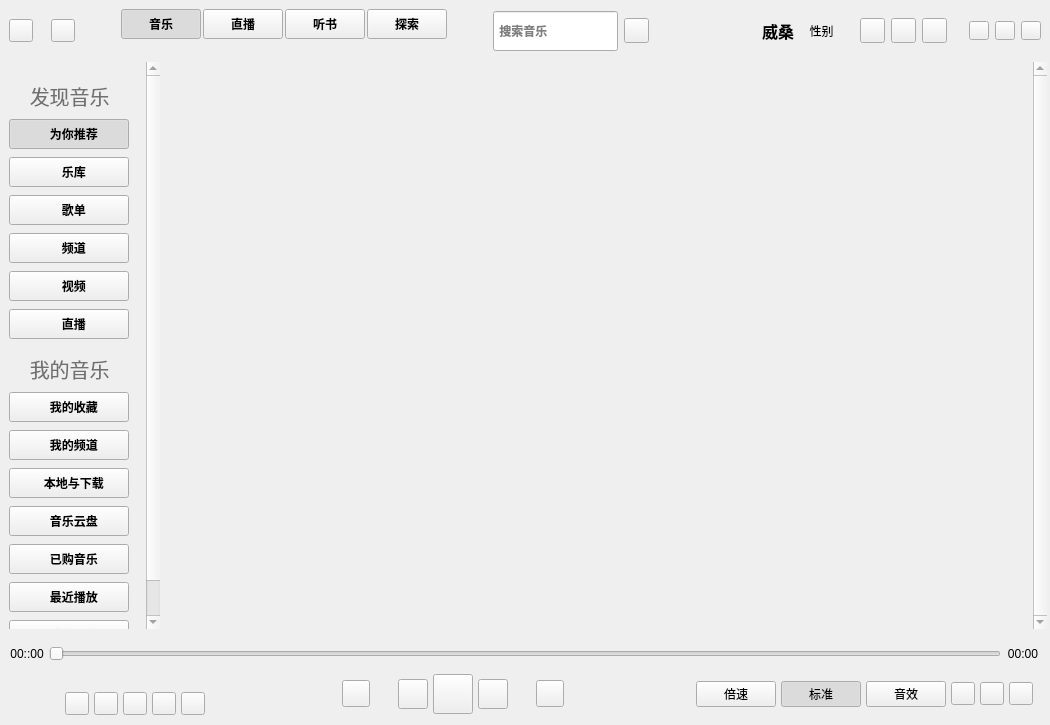
Above: KuGouStart/KuGouApp.ui from a-mo-xi-wei/Qt-KuGouAppClient before the change. Below: the same form after it.
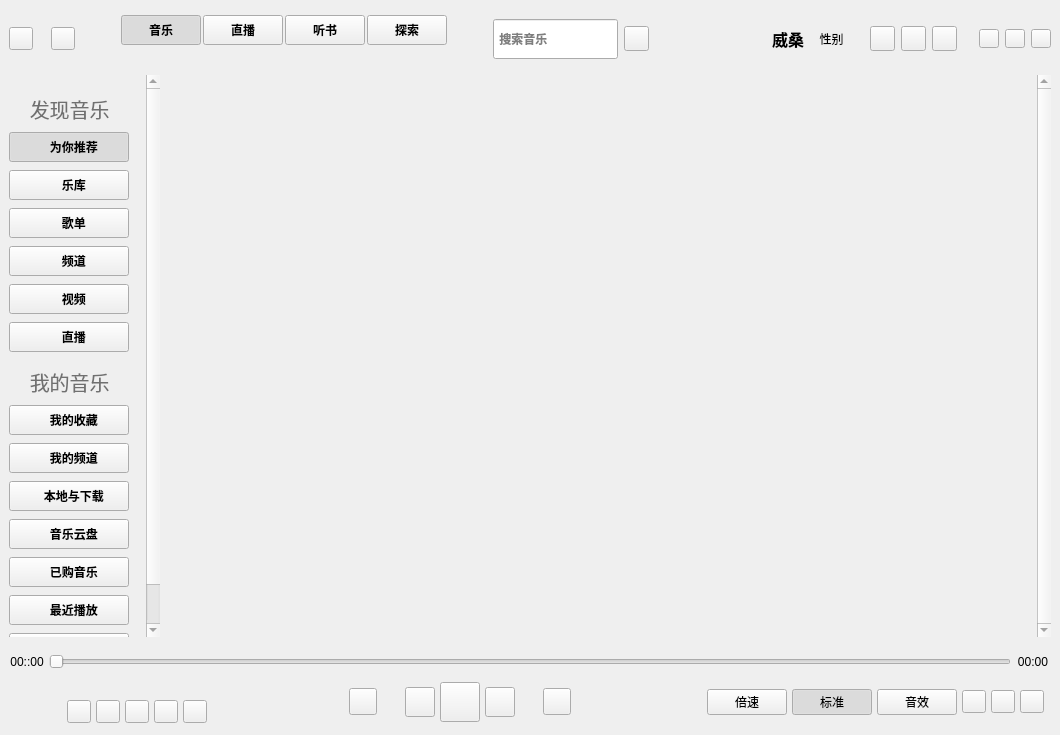
That is the form after the change. Custom widgets are drawn as their Qt base class.

Commit message: 调整UI界面布局、高度

```diff
--- a/KuGouStart/KuGouApp.ui
+++ b/KuGouStart/KuGouApp.ui
@@ -6,14 +6,14 @@
    <rect>
     <x>0</x>
     <y>0</y>
-    <width>1050</width>
-    <height>725</height>
+    <width>1060</width>
+    <height>735</height>
    </rect>
   </property>
   <property name="minimumSize">
    <size>
-    <width>1050</width>
-    <height>725</height>
+    <width>1060</width>
+    <height>735</height>
    </size>
   </property>
   <property name="mouseTracking">
@@ -46,10 +46,19 @@
        <verstretch>0</verstretch>
       </sizepolicy>
      </property>
+     <property name="minimumSize">
+      <size>
+       <width>0</width>
+       <height>75</height>
+      </size>
+     </property>
      <property name="mouseTracking">
       <bool>false</bool>
      </property>
      <layout class="QHBoxLayout" name="horizontalLayout_2">
+      <property name="topMargin">
+       <number>12</number>
+      </property>
       <item>
        <widget class="QToolButton" name="title_return_toolButton">
         <property name="minimumSize">
@@ -153,6 +162,12 @@
               <verstretch>0</verstretch>
              </sizepolicy>
             </property>
+            <property name="maximumSize">
+             <size>
+              <width>16777215</width>
+              <height>15</height>
+             </size>
+            </property>
             <property name="text">
              <string/>
             </property>
@@ -197,6 +212,12 @@
           </item>
           <item>
            <widget class="QLabel" name="index_label2">
+            <property name="maximumSize">
+             <size>
+              <width>16777215</width>
+              <height>15</height>
+             </size>
+            </property>
             <property name="text">
              <string/>
             </property>
@@ -241,6 +262,12 @@
           </item>
           <item>
            <widget class="QLabel" name="index_label3">
+            <property name="maximumSize">
+             <size>
+              <width>16777215</width>
+              <height>15</height>
+             </size>
+            </property>
             <property name="text">
              <string/>
             </property>
@@ -285,6 +312,12 @@
           </item>
           <item>
            <widget class="QLabel" name="index_label4">
+            <property name="maximumSize">
+             <size>
+              <width>16777215</width>
+              <height>15</height>
+             </size>
+            </property>
             <property name="text">
              <string/>
             </property>
@@ -678,7 +711,7 @@
        <number>0</number>
       </property>
       <property name="rightMargin">
-       <number>3</number>
+       <number>9</number>
       </property>
       <item>
        <widget class="QScrollArea" name="menu_scrollArea">
@@ -1258,8 +1291,8 @@
           <rect>
            <x>0</x>
            <y>0</y>
-           <width>867</width>
-           <height>554</height>
+           <width>871</width>
+           <height>555</height>
           </rect>
          </property>
          <layout class="QHBoxLayout" name="horizontalLayout_4">
@@ -1286,11 +1319,17 @@
    <item>
     <widget class="PlayWidget" name="play_widget" native="true">
      <property name="sizePolicy">
-      <sizepolicy hsizetype="Preferred" vsizetype="Preferred">
+      <sizepolicy hsizetype="Preferred" vsizetype="Fixed">
        <horstretch>0</horstretch>
        <verstretch>0</verstretch>
       </sizepolicy>
      </property>
+     <property name="minimumSize">
+      <size>
+       <width>0</width>
+       <height>65</height>
+      </size>
+     </property>
      <property name="mouseTracking">
       <bool>false</bool>
      </property>
@@ -1394,11 +1433,14 @@
         <property name="spacing">
          <number>5</number>
         </property>
+        <property name="leftMargin">
+         <number>2</number>
+        </property>
         <property name="rightMargin">
-         <number>10</number>
+         <number>9</number>
         </property>
         <property name="bottomMargin">
-         <number>0</number>
+         <number>2</number>
         </property>
         <item>
          <widget class="QLabel" name="cover_label">
```
The commit also changes 2 other files.
